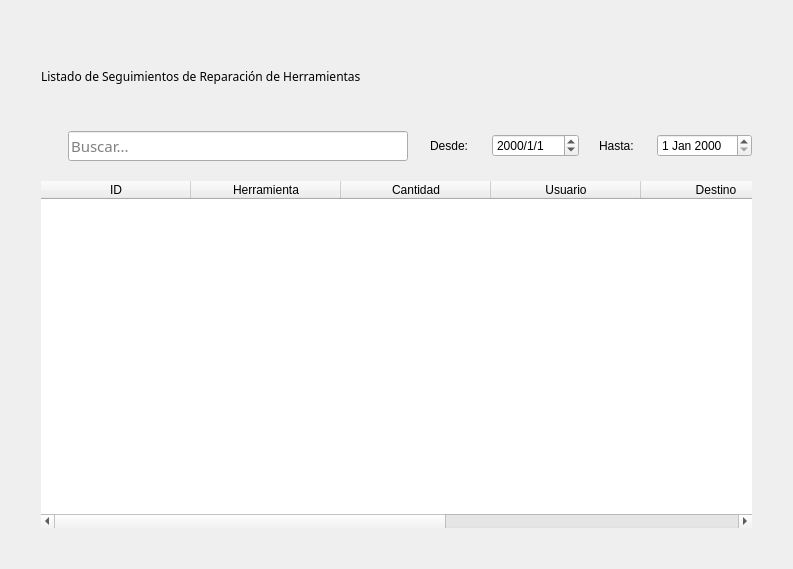
Qt form blustock/ui/screens_uis/reparaciones.ui (MaxAPBusiness/Blustock) before a commit.
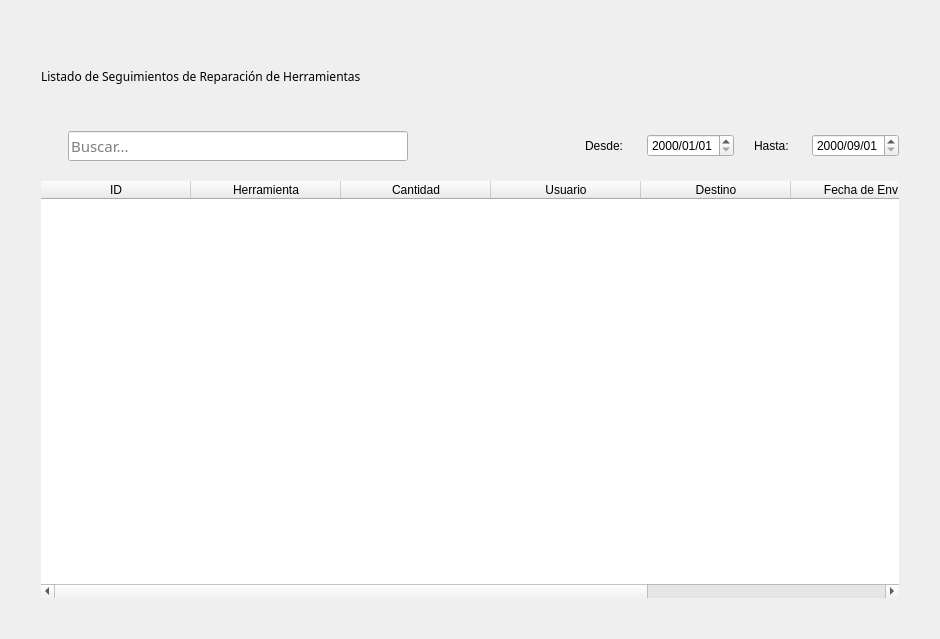
The same form after that commit. Icons and pictures are not drawn.

Commit message: Añadí filtros de fecha a la pantalla de reparaciones.

The edit to the form file:
```diff
--- a/blustock/ui/screens_uis/reparaciones.ui
+++ b/blustock/ui/screens_uis/reparaciones.ui
@@ -6,8 +6,8 @@
    <rect>
     <x>0</x>
     <y>0</y>
-    <width>793</width>
-    <height>569</height>
+    <width>940</width>
+    <height>639</height>
    </rect>
   </property>
   <property name="windowTitle">
@@ -132,9 +132,19 @@
         </widget>
        </item>
        <item>
-        <widget class="QDateEdit" name="dateEdit">
+        <widget class="QDateEdit" name="desdeFecha">
+         <property name="minimumDate">
+          <date>
+           <year>1999</year>
+           <month>9</month>
+           <day>1</day>
+          </date>
+         </property>
+         <property name="currentSection">
+          <enum>QDateTimeEdit::YearSection</enum>
+         </property>
          <property name="displayFormat">
-          <string>yyyy/M/d</string>
+          <string>yyyy/MM/dd</string>
          </property>
         </widget>
        </item>
@@ -146,7 +156,18 @@
         </widget>
        </item>
        <item>
-        <widget class="QDateEdit" name="dateEdit_2"/>
+        <widget class="QDateEdit" name="hastaFecha">
+         <property name="minimumDate">
+          <date>
+           <year>2000</year>
+           <month>9</month>
+           <day>1</day>
+          </date>
+         </property>
+         <property name="displayFormat">
+          <string>yyyy/MM/dd</string>
+         </property>
+        </widget>
        </item>
        <item>
         <layout class="QHBoxLayout" name="horizontalLayout_3"/>
```
The commit also changes 2 other files.
